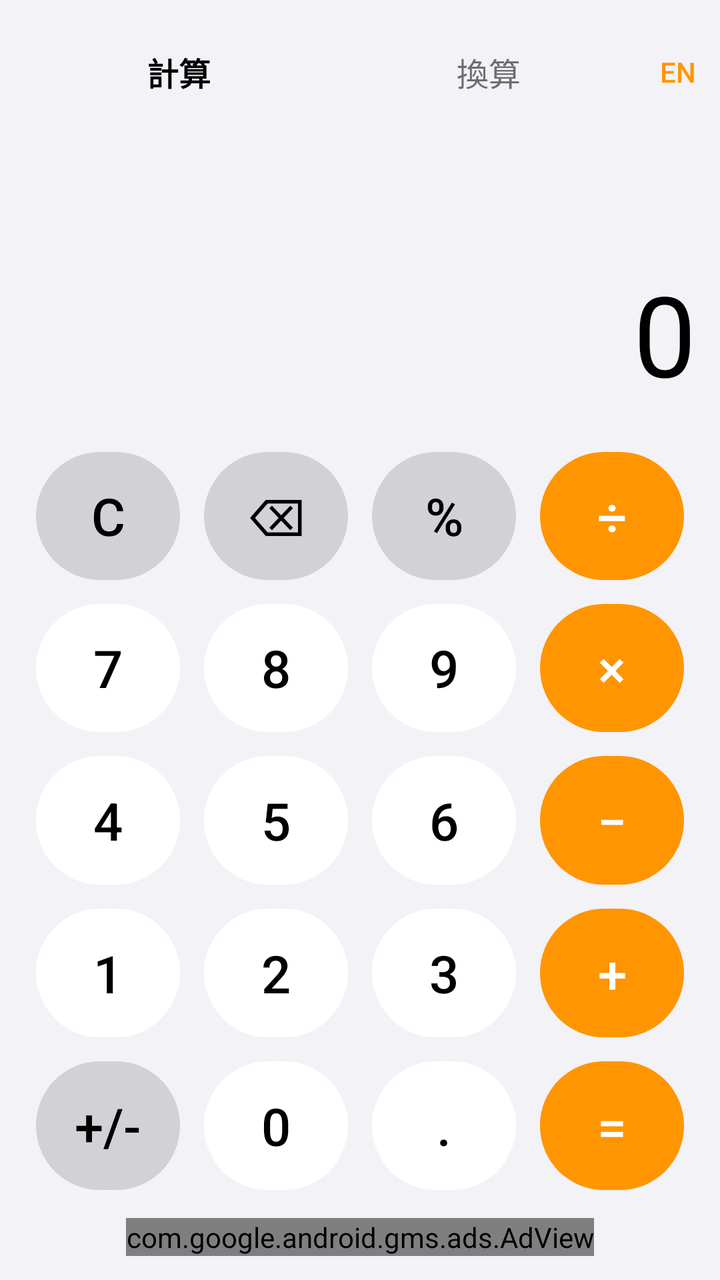
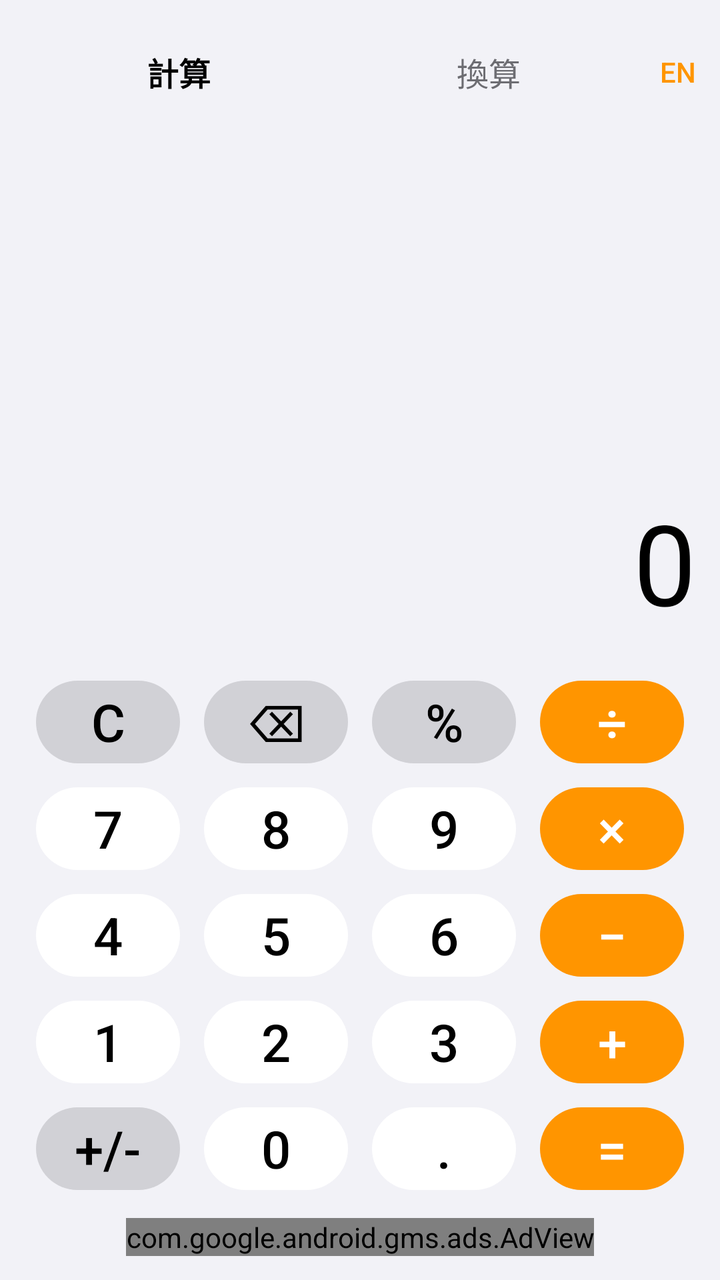

Compare the two renders of this Android layout. The source of the first and the diff that turns it into the second are given below.
<!-- AndroidManifest.xml: application theme Theme.Calculator -->
<!-- res/layout/activity_main.xml -->
<?xml version="1.0" encoding="utf-8"?>
<LinearLayout xmlns:android="http://schemas.android.com/apk/res/android"
    xmlns:ads="http://schemas.android.com/apk/res-auto"
    android:layout_width="match_parent"
    android:layout_height="match_parent"
    android:orientation="vertical"
    android:background="@color/colorBackground"
    android:padding="12dp">

    
    <LinearLayout
        android:layout_width="match_parent"
        android:layout_height="wrap_content"
        android:orientation="horizontal"
        android:gravity="center_vertical"
        android:paddingBottom="8dp">

        <androidx.appcompat.widget.AppCompatButton
            android:id="@+id/tabCalculator"
            android:layout_width="0dp"
            android:layout_height="wrap_content"
            android:layout_weight="1"
            android:background="@null"
            android:text="@string/tab_calculator"
            android:textAllCaps="false"
            android:textColor="@color/colorDisplayText"
            android:textSize="16sp"
            android:textStyle="bold" />

        <androidx.appcompat.widget.AppCompatButton
            android:id="@+id/tabConvert"
            android:layout_width="0dp"
            android:layout_height="wrap_content"
            android:layout_weight="1"
            android:background="@null"
            android:text="@string/tab_convert"
            android:textAllCaps="false"
            android:textColor="@color/colorExpressionText"
            android:textSize="16sp" />

        <androidx.appcompat.widget.AppCompatButton
            android:id="@+id/btnLangToggle"
            android:layout_width="wrap_content"
            android:layout_height="wrap_content"
            android:background="@null"
            android:minWidth="0dp"
            android:paddingStart="8dp"
            android:paddingEnd="0dp"
            android:text="@string/lang_toggle"
            android:textAllCaps="false"
            android:textColor="@color/colorOperatorBg"
            android:textSize="14sp" />

    </LinearLayout>

    <FrameLayout
        android:layout_width="match_parent"
        android:layout_height="0dp"
        android:layout_weight="1">

        
        <LinearLayout
            android:id="@+id/calculatorContainer"
            android:layout_width="match_parent"
            android:layout_height="match_parent"
            android:orientation="vertical">

            
            <LinearLayout
                android:layout_width="match_parent"
                android:layout_height="0dp"
                android:layout_weight="2"
                android:orientation="vertical"
                android:gravity="bottom|end"
                android:paddingBottom="16dp">

                <TextView
                    android:id="@+id/tvExpression"
                    android:layout_width="wrap_content"
                    android:layout_height="wrap_content"
                    android:textColor="@color/colorExpressionText"
                    android:textSize="24sp"
                    android:gravity="end"
                    android:text="" />

                <TextView
                    android:id="@+id/tvDisplay"
                    android:layout_width="match_parent"
                    android:layout_height="wrap_content"
                    android:textColor="@color/colorDisplayText"
                    android:textSize="56sp"
                    android:gravity="end"
                    android:maxLines="1"
                    android:ellipsize="start"
                    android:text="0" />

            </LinearLayout>

            
            <LinearLayout
                android:layout_width="match_parent"
                android:layout_height="0dp"
                android:layout_weight="5"
                android:orientation="vertical">

                
                <LinearLayout
                    android:layout_width="match_parent"
                    android:layout_height="0dp"
                    android:layout_weight="1"
                    android:orientation="horizontal">

                    <androidx.appcompat.widget.AppCompatButton
                        android:id="@+id/btnClear"
                        style="@style/CalcButton.Function"
                        android:text="C" />

                    <androidx.appcompat.widget.AppCompatButton
                        android:id="@+id/btnBackspace"
                        style="@style/CalcButton.Function"
                        android:text="⌫" />

                    <androidx.appcompat.widget.AppCompatButton
                        android:id="@+id/btnPercent"
                        style="@style/CalcButton.Function"
                        android:text="%" />

                    <androidx.appcompat.widget.AppCompatButton
                        android:id="@+id/btnDivide"
                        style="@style/CalcButton.Operator"
                        android:text="÷" />

                </LinearLayout>

                
                <LinearLayout
                    android:layout_width="match_parent"
                    android:layout_height="0dp"
                    android:layout_weight="1"
                    android:orientation="horizontal">

                    <androidx.appcompat.widget.AppCompatButton android:id="@+id/btn7" style="@style/CalcButton.Number" android:text="7" />
                    <androidx.appcompat.widget.AppCompatButton android:id="@+id/btn8" style="@style/CalcButton.Number" android:text="8" />
                    <androidx.appcompat.widget.AppCompatButton android:id="@+id/btn9" style="@style/CalcButton.Number" android:text="9" />
                    <androidx.appcompat.widget.AppCompatButton android:id="@+id/btnMultiply" style="@style/CalcButton.Operator" android:text="×" />

                </LinearLayout>

                
                <LinearLayout
                    android:layout_width="match_parent"
                    android:layout_height="0dp"
                    android:layout_weight="1"
                    android:orientation="horizontal">

                    <androidx.appcompat.widget.AppCompatButton android:id="@+id/btn4" style="@style/CalcButton.Number" android:text="4" />
                    <androidx.appcompat.widget.AppCompatButton android:id="@+id/btn5" style="@style/CalcButton.Number" android:text="5" />
                    <androidx.appcompat.widget.AppCompatButton android:id="@+id/btn6" style="@style/CalcButton.Number" android:text="6" />
                    <androidx.appcompat.widget.AppCompatButton android:id="@+id/btnSubtract" style="@style/CalcButton.Operator" android:text="−" />

                </LinearLayout>

                
                <LinearLayout
                    android:layout_width="match_parent"
                    android:layout_height="0dp"
                    android:layout_weight="1"
                    android:orientation="horizontal">

                    <androidx.appcompat.widget.AppCompatButton android:id="@+id/btn1" style="@style/CalcButton.Number" android:text="1" />
                    <androidx.appcompat.widget.AppCompatButton android:id="@+id/btn2" style="@style/CalcButton.Number" android:text="2" />
                    <androidx.appcompat.widget.AppCompatButton android:id="@+id/btn3" style="@style/CalcButton.Number" android:text="3" />
                    <androidx.appcompat.widget.AppCompatButton android:id="@+id/btnAdd" style="@style/CalcButton.Operator" android:text="+" />

                </LinearLayout>

                
                <LinearLayout
                    android:layout_width="match_parent"
                    android:layout_height="0dp"
                    android:layout_weight="1"
                    android:orientation="horizontal">

                    <androidx.appcompat.widget.AppCompatButton android:id="@+id/btnSign" style="@style/CalcButton.Function" android:text="+/-" />
                    <androidx.appcompat.widget.AppCompatButton android:id="@+id/btn0" style="@style/CalcButton.Number" android:text="0" />
                    <androidx.appcompat.widget.AppCompatButton android:id="@+id/btnDot" style="@style/CalcButton.Number" android:text="." />
                    <androidx.appcompat.widget.AppCompatButton android:id="@+id/btnEquals" style="@style/CalcButton.Operator" android:text="=" />

                </LinearLayout>

            </LinearLayout>

        </LinearLayout>

        
        <LinearLayout
            android:id="@+id/convertContainer"
            android:layout_width="match_parent"
            android:layout_height="match_parent"
            android:orientation="vertical"
            android:visibility="gone"
            android:paddingTop="24dp">

            <EditText
                android:id="@+id/etAmount"
                android:layout_width="match_parent"
                android:layout_height="wrap_content"
                android:hint="@string/hint_amount"
                android:inputType="numberDecimal"
                android:textColor="@color/colorDisplayText"
                android:textColorHint="@color/colorExpressionText"
                android:textSize="28sp" />

            <LinearLayout
                android:layout_width="match_parent"
                android:layout_height="wrap_content"
                android:layout_marginTop="16dp"
                android:orientation="horizontal"
                android:gravity="center_vertical">

                <Spinner
                    android:id="@+id/spinnerFrom"
                    android:layout_width="0dp"
                    android:layout_height="wrap_content"
                    android:layout_weight="1" />

                <androidx.appcompat.widget.AppCompatButton
                    android:id="@+id/btnSwap"
                    android:layout_width="wrap_content"
                    android:layout_height="wrap_content"
                    android:background="@null"
                    android:text="⇄"
                    android:textColor="@color/colorOperatorBg"
                    android:textSize="22sp" />

                <Spinner
                    android:id="@+id/spinnerTo"
                    android:layout_width="0dp"
                    android:layout_height="wrap_content"
                    android:layout_weight="1" />

            </LinearLayout>

            <TextView
                android:id="@+id/tvResult"
                android:layout_width="match_parent"
                android:layout_height="wrap_content"
                android:layout_marginTop="24dp"
                android:gravity="center"
                android:text="0"
                android:textColor="@color/colorOperatorBg"
                android:textSize="40sp"
                android:textStyle="bold" />

            <TextView
                android:id="@+id/tvStatus"
                android:layout_width="match_parent"
                android:layout_height="wrap_content"
                android:layout_marginTop="8dp"
                android:gravity="center"
                android:text="@string/status_loading"
                android:textColor="@color/colorExpressionText"
                android:textSize="12sp" />

        </LinearLayout>

    </FrameLayout>

    
    <FrameLayout
        android:layout_width="match_parent"
        android:layout_height="wrap_content"
        android:layout_marginTop="8dp"
        android:gravity="center">

        <com.google.android.gms.ads.AdView
            android:id="@+id/adView"
            android:layout_width="wrap_content"
            android:layout_height="wrap_content"
            android:layout_gravity="center"
            ads:adSize="BANNER"
            ads:adUnitId="ca-app-pub-1512317781873771/9473895830" />

    </FrameLayout>

</LinearLayout>
<!-- resources referenced by this layout -->
<resources>
  <color name="colorBackground">#F2F2F7</color>
  <color name="colorDisplayText">#000000</color>
  <color name="colorExpressionText">#6D6D72</color>
  <color name="colorOperatorBg">#FF9500</color>
  <string name="hint_amount">輸入金額</string>
  <string name="lang_toggle">EN</string>
  <string name="status_loading">讀取匯率中…</string>
  <string name="tab_calculator">計算</string>
  <string name="tab_convert">換算</string>
  <style name="CalcButton.Function">
          <item name="android:backgroundTint">@color/colorFunctionBg</item>
          <item name="android:textColor">@color/colorFunctionText</item>
      </style>
  <style name="CalcButton.Number">
          <item name="android:backgroundTint">@color/colorNumberBg</item>
          <item name="android:textColor">@color/colorNumberText</item>
      </style>
  <style name="CalcButton.Operator">
          <item name="android:backgroundTint">@color/colorOperatorBg</item>
          <item name="android:textColor">@color/colorOperatorText</item>
      </style>
  <style name="Theme.Calculator" parent="Theme.MaterialComponents.DayNight.NoActionBar">
          <item name="colorPrimary">@color/colorBackground</item>
          <item name="colorPrimaryDark">@color/colorBackground</item>
          <item name="android:windowBackground">@color/colorBackground</item>
          <item name="android:statusBarColor" tools:targetApi="21">@color/colorBackground</item>
      </style>
  <color name="colorFunctionBg">#D1D1D6</color>
  <color name="colorFunctionText">#000000</color>
  <color name="colorNumberBg">#FFFFFF</color>
  <color name="colorNumberText">#000000</color>
  <color name="colorOperatorText">#FFFFFF</color>
</resources>

<!-- the commit's change to res/layout/activity_main.xml (unified diff, before → after) -->
@@ -69,7 +69,7 @@
             <LinearLayout
                 android:layout_width="match_parent"
                 android:layout_height="0dp"
-                android:layout_weight="2"
+                android:layout_weight="1"
                 android:orientation="vertical"
                 android:gravity="bottom|end"
                 android:paddingBottom="16dp">
@@ -100,7 +100,7 @@
             <LinearLayout
                 android:layout_width="match_parent"
                 android:layout_height="0dp"
-                android:layout_weight="5"
+                android:layout_weight="1"
                 android:orientation="vertical">
 
                 
